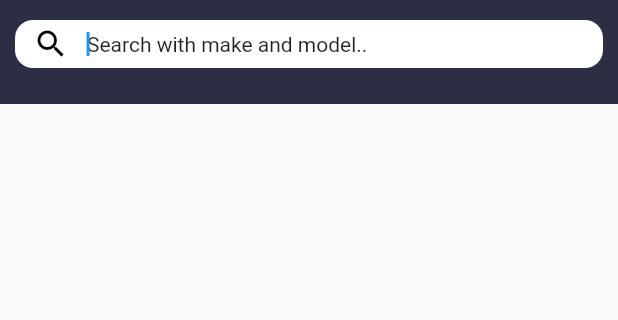
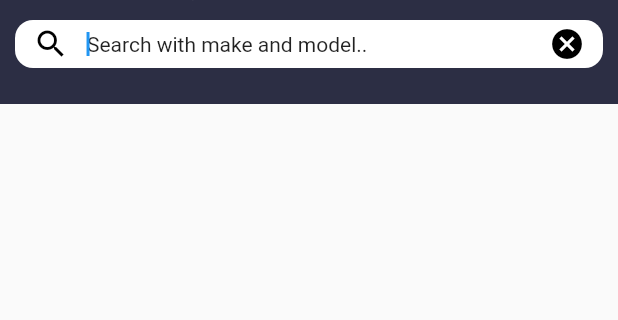
Before and after one commit to maranix/oruphones, a Flutter app: the screen it shows after launch, after a tap on "Search with make and model..", on a phone screen of 412 x 824 dp, the part 64-384 px from its top. Run offline on Flutter 3.47's test engine with Material 2 defaults, Android fonts, the phone set to English and light mode, and no system bars; our stand-ins replace cached_network_image, equatable, flutter_bloc, flutter_svg, stream_transform; network calls fail.

Commit message:
fix bugs and implement search functionality

```diff
--- a/lib/src/data/repository/assignment/assignment_repository.dart
+++ b/lib/src/data/repository/assignment/assignment_repository.dart
@@ -80,6 +80,9 @@ final class AssignmentRepository extends Repository implements AssignmentI {
     try {
       final res = await client.post(
         uri,
+        headers: {
+          'Content-Type': 'application/json',
+        },
         body: body,
       );
 
--- a/lib/src/features/search/bloc/search_bloc.dart
+++ b/lib/src/features/search/bloc/search_bloc.dart
@@ -1,10 +1,51 @@
 import 'package:equatable/equatable.dart';
 import 'package:flutter_bloc/flutter_bloc.dart';
 import 'package:oruphones/src/data/model/model.dart';
+import 'package:oruphones/src/data/repository/repository.dart';
+import 'package:oruphones/src/utils/result/result.dart';
+import 'package:stream_transform/stream_transform.dart';
 
 part 'search_event.dart';
 part 'search_state.dart';
 
 class SearchBloc extends Bloc<SearchEvent, SearchState> {
-  SearchBloc() : super(const SearchInitial());
+  SearchBloc({
+    required AssignmentI repo,
+  })  : _repo = repo,
+        super(const SearchInitial()) {
+    on<SearchAutoComplete>(
+      _onAutoComplete,
+      transformer: (events, mapper) => events
+          .debounce(
+            const Duration(milliseconds: 500),
+          )
+          .switchMap(mapper),
+    );
+    on<SearchReset>(_onReset);
+  }
+
+  Future<void> _onAutoComplete(
+    SearchAutoComplete event,
+    Emitter<SearchState> emit,
+  ) async {
+    emit(const SearchLoading());
+
+    final res = await _repo.postSearchModel(
+      model: event.query ?? '',
+    );
+
+    return switch (res) {
+      ResultSuccess() => emit(SearchLoaded(res.value)),
+      ResultFailure() => emit(const SearchFailed()),
+    };
+  }
+
+  void _onReset(
+    SearchReset event,
+    Emitter<SearchState> emit,
+  ) {
+    emit(const SearchInitial());
+  }
+
+  final AssignmentI _repo;
 }
--- a/lib/src/features/search/bloc/search_event.dart
+++ b/lib/src/features/search/bloc/search_event.dart
@@ -6,3 +6,16 @@ sealed class SearchEvent extends Equatable {
   @override
   List<Object?> get props => [];
 }
+
+final class SearchAutoComplete extends SearchEvent {
+  const SearchAutoComplete(this.query);
+
+  final String? query;
+
+  @override
+  List<Object?> get props => [query];
+}
+
+final class SearchReset extends SearchEvent {
+  const SearchReset();
+}
--- a/lib/src/presentation/search/view/search_page.dart
+++ b/lib/src/presentation/search/view/search_page.dart
@@ -1,4 +1,5 @@
 import 'package:flutter/material.dart';
+import 'package:oruphones/src/data/repository/repository.dart';
 import 'package:oruphones/src/features/search/search.dart';
 import 'package:oruphones/src/presentation/search/search.dart';
 
@@ -11,8 +12,10 @@ class SearchPage extends StatelessWidget {
 
   @override
   Widget build(BuildContext context) {
+    final repo = context.read<AssignmentRepository>();
+
     return BlocProvider(
-      create: (_) => SearchBloc(),
+      create: (_) => SearchBloc(repo: repo),
       child: const SearchView(),
     );
   }
--- a/lib/src/presentation/search/view/search_view.dart
+++ b/lib/src/presentation/search/view/search_view.dart
@@ -1,15 +1,126 @@
 import 'package:flutter/material.dart';
+import 'package:oruphones/src/data/model/model.dart';
+import 'package:oruphones/src/features/search/search.dart';
 import 'package:oruphones/src/presentation/widgets/widgets.dart';
+import 'package:oruphones/src/ui/padding.dart';
 
 class SearchView extends StatelessWidget {
   const SearchView({super.key});
 
   @override
   Widget build(BuildContext context) {
-    return const Scaffold(
+    return Scaffold(
       appBar: OruAppBar(
         shouldFocusSearchBar: true,
+        onSearchFieldLeadingPressed: () => context.read<SearchBloc>().add(
+              const SearchReset(),
+            ),
+        onSearchFieldChanged: (query) => context.read<SearchBloc>().add(
+              SearchAutoComplete(query),
+            ),
+      ),
+      body: BlocBuilder<SearchBloc, SearchState>(
+        builder: (context, state) {
+          return switch (state) {
+            SearchInitial() => const SizedBox.shrink(),
+            SearchLoading() => const Center(
+                child: CircularProgressIndicator.adaptive(),
+              ),
+            SearchLoaded() => SingleChildScrollView(
+                child: Padding(
+                  padding: OruPadding.kDefault.copyWith(top: 8, bottom: 8),
+                  child: _SearchResults(
+                    search: state.data,
+                  ),
+                ),
+              ),
+            SearchFailed() => Center(
+                child: Text(
+                  'Failed to load any search results, Please check you internet connect.',
+                  style: Theme.of(context).textTheme.titleSmall,
+                ),
+              ),
+          };
+        },
       ),
     );
   }
 }
+
+class _SearchResults extends StatelessWidget {
+  const _SearchResults({required this.search});
+
+  final Search search;
+
+  @override
+  Widget build(BuildContext context) {
+    if (search.makes.isNotEmpty && search.models.isNotEmpty) {
+      return _buildResults(context, search);
+    } else if (search.makes.isNotEmpty && search.models.isEmpty) {
+      return _buildMakesResult(context, search.makes);
+    } else if (search.makes.isEmpty && search.models.isNotEmpty) {
+      return _buildModelsResult(context, search.models);
+    } else {
+      return const Center(
+        child: Text('No results found'),
+      );
+    }
+  }
+
+  Widget _buildResults(BuildContext context, Search search) {
+    return Column(
+      crossAxisAlignment: CrossAxisAlignment.start,
+      children: [
+        _buildMakesResult(context, search.makes),
+        const SizedBox(
+          height: 16,
+        ),
+        _buildModelsResult(context, search.models),
+      ],
+    );
+  }
+
+  Widget _buildMakesResult(BuildContext context, List<String> makes) {
+    return Column(
+      crossAxisAlignment: CrossAxisAlignment.start,
+      children: [
+        Text(
+          'Makes',
+          style: Theme.of(context).textTheme.bodySmall,
+        ),
+        ...List.generate(
+          makes.length,
+          (index) => Padding(
+            padding: const EdgeInsets.symmetric(vertical: 8),
+            child: Text(
+              key: ObjectKey(makes[index]),
+              makes[index],
+            ),
+          ),
+        ),
+      ],
+    );
+  }
+
+  Widget _buildModelsResult(BuildContext context, List<String> models) {
+    return Column(
+      crossAxisAlignment: CrossAxisAlignment.start,
+      children: [
+        Text(
+          'Models',
+          style: Theme.of(context).textTheme.bodySmall,
+        ),
+        ...List.generate(
+          models.length,
+          (index) => Padding(
+            padding: const EdgeInsets.symmetric(vertical: 8),
+            child: Text(
+              key: ObjectKey(models[index]),
+              models[index],
+            ),
+          ),
+        ),
+      ],
+    );
+  }
+}
--- a/lib/src/presentation/widgets/oru_appbar.dart
+++ b/lib/src/presentation/widgets/oru_appbar.dart
@@ -10,12 +10,16 @@ class OruAppBar extends StatelessWidget implements PreferredSizeWidget {
     this.iconColor = Colors.white,
     this.onSearchBarTap,
     this.shouldFocusSearchBar = false,
+    this.onSearchFieldChanged,
+    this.onSearchFieldLeadingPressed,
   });
 
   final double appBarHeight;
   final Color iconColor;
   final VoidCallback? onSearchBarTap;
   final bool shouldFocusSearchBar;
+  final void Function(String? text)? onSearchFieldChanged;
+  final VoidCallback? onSearchFieldLeadingPressed;
 
   @override
   Size get preferredSize => Size.fromHeight(appBarHeight);
@@ -52,7 +56,9 @@ class OruAppBar extends StatelessWidget implements PreferredSizeWidget {
               padding: OruPadding.searchBarOuter,
               child: OruSearchBar(
                 onTap: onSearchBarTap,
+                onChanged: onSearchFieldChanged,
                 shouldFocusSearch: shouldFocusSearchBar,
+                onLeadingTap: onSearchFieldLeadingPressed,
               ),
             ),
           ],
--- a/lib/src/presentation/widgets/oru_searchbar.dart
+++ b/lib/src/presentation/widgets/oru_searchbar.dart
@@ -5,11 +5,15 @@ class OruSearchBar extends StatefulWidget {
   const OruSearchBar({
     super.key,
     this.onTap,
+    this.onChanged,
+    this.onLeadingTap,
     this.shouldFocusSearch = false,
   });
 
   final VoidCallback? onTap;
+  final VoidCallback? onLeadingTap;
   final bool shouldFocusSearch;
+  final void Function(String? text)? onChanged;
 
   @override
   State<OruSearchBar> createState() => _OruSearchBarState();
@@ -18,8 +22,6 @@ class OruSearchBar extends StatefulWidget {
 class _OruSearchBarState extends State<OruSearchBar> {
   late final TextEditingController _controller;
   FocusNode? _focusNode;
-
-  void _onChanged(String? text) {}
 
   @override
   void initState() {
@@ -46,9 +48,20 @@ class _OruSearchBarState extends State<OruSearchBar> {
     return SearchBar(
       focusNode: _focusNode,
       controller: _controller,
-      onChanged: _onChanged,
+      onChanged: widget.onChanged,
       onTap: widget.onTap,
       leading: const Icon(Icons.search),
+      trailing: [
+        GestureDetector(
+          onTap: () {
+            if (widget.onLeadingTap != null) {
+              _controller.clear();
+              widget.onLeadingTap!();
+            }
+          },
+          child: const Icon(Icons.cancel),
+        )
+      ],
       hintStyle: MaterialStatePropertyAll<TextStyle>(Theme.of(context).textTheme.bodyMedium!),
       padding: const MaterialStatePropertyAll<EdgeInsetsGeometry>(
         OruPadding.searchBarInner,
--- a/pubspec.yaml
+++ b/pubspec.yaml
@@ -44,6 +44,7 @@ dependencies:
   cached_network_image: ^3.2.3
   intl: ^0.18.1
   flutter_svg: ^2.0.7
+  stream_transform: ^2.1.0
 
 dev_dependencies:
   flutter_test:
```
Also changed, not shown: pubspec.lock.
